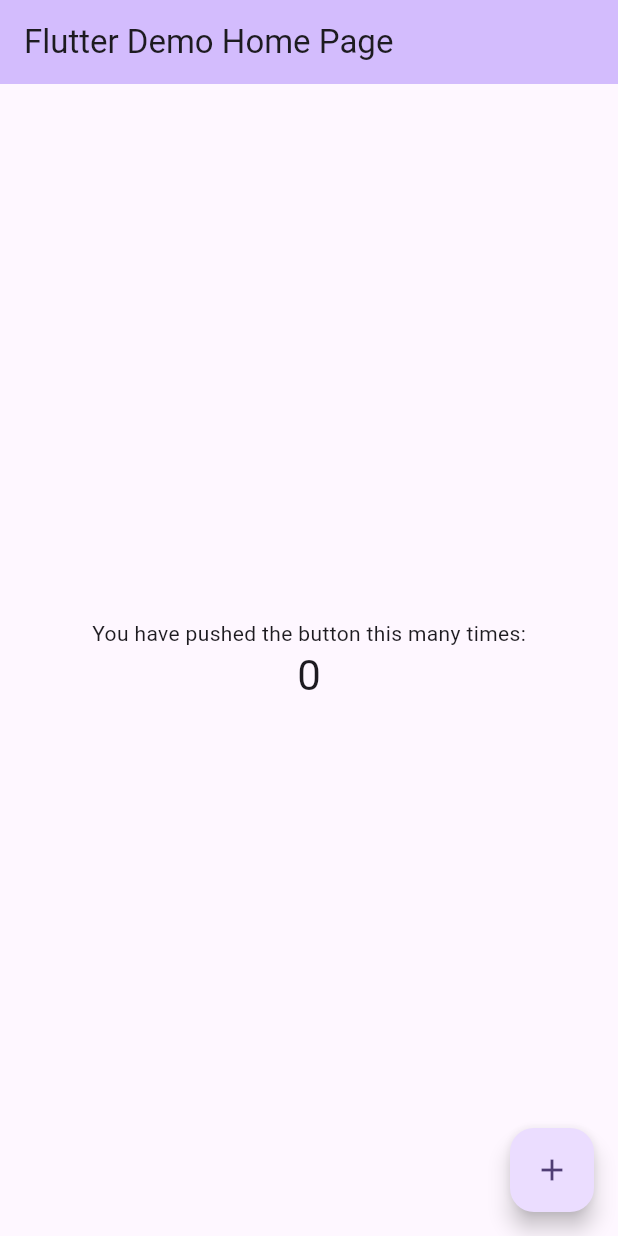
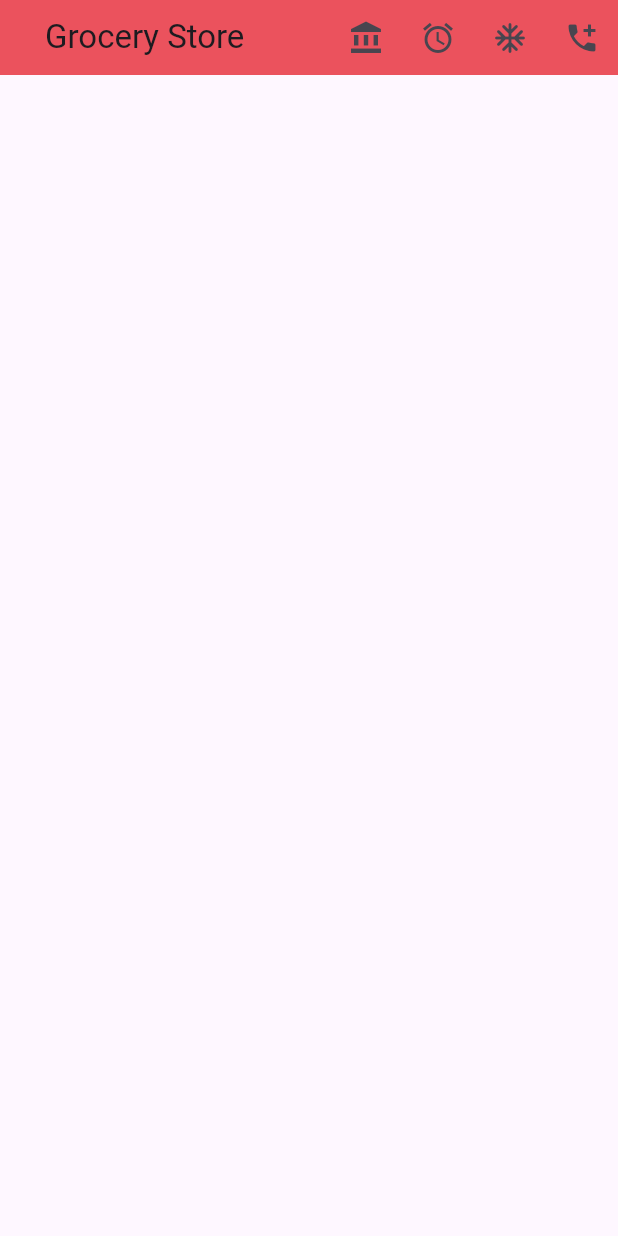
Before and after one commit to ekas-7/Flutter_start, a Flutter app: the screen it shows after launch, on a phone screen of 412 x 824 dp. Run offline on Flutter 3.47's test engine with Material 3 defaults, Android fonts, the phone set to English and light mode, and no system bars.

Commit message:
yo flutter app bar

```diff
--- a/lib/main.dart
+++ b/lib/main.dart
@@ -1,122 +1,61 @@
 import 'package:flutter/material.dart';
 
 void main() {
-  runApp(const MyApp());
+  runApp(const MyApplication());
 }
 
-class MyApp extends StatelessWidget {
-  const MyApp({super.key});
+class MyApplication extends StatelessWidget {
+  const MyApplication({super.key});
 
-  // This widget is the root of your application.
   @override
   Widget build(BuildContext context) {
     return MaterialApp(
-      title: 'Flutter Demo',
-      theme: ThemeData(
-        // This is the theme of your application.
-        //
-        // TRY THIS: Try running your application with "flutter run". You'll see
-        // the application has a purple toolbar. Then, without quitting the app,
-        // try changing the seedColor in the colorScheme below to Colors.green
-        // and then invoke "hot reload" (save your changes or press the "hot
-        // reload" button in a Flutter-supported IDE, or press "r" if you used
-        // the command line to start the app).
-        //
-        // Notice that the counter didn't reset back to zero; the application
-        // state is not lost during the reload. To reset the state, use hot
-        // restart instead.
-        //
-        // This works for code too, not just values: Most code changes can be
-        // tested with just a hot reload.
-        colorScheme: ColorScheme.fromSeed(seedColor: Colors.deepPurple),
-      ),
-      home: const MyHomePage(title: 'Flutter Demo Home Page'),
+      theme: ThemeData(primarySwatch: Colors.lime),
+      darkTheme: ThemeData(primarySwatch: Colors.grey),
+      debugShowCheckedModeBanner: false,
+      home: const HomeActivity(),
     );
   }
 }
 
-class MyHomePage extends StatefulWidget {
-  const MyHomePage({super.key, required this.title});
+class HomeActivity extends StatelessWidget {
+  const HomeActivity({super.key});
 
-  // This widget is the home page of your application. It is stateful, meaning
-  // that it has a State object (defined below) that contains fields that affect
-  // how it looks.
-
-  // This class is the configuration for the state. It holds the values (in this
-  // case the title) provided by the parent (in this case the App widget) and
-  // used by the build method of the State. Fields in a Widget subclass are
-  // always marked "final".
-
-  final String title;
-
-  @override
-  State<MyHomePage> createState() => _MyHomePageState();
-}
-
-class _MyHomePageState extends State<MyHomePage> {
-  int _counter = 0;
-
-  void _incrementCounter() {
-    setState(() {
-      // This call to setState tells the Flutter framework that something has
-      // changed in this State, which causes it to rerun the build method below
-      // so that the display can reflect the updated values. If we changed
-      // _counter without calling setState(), then the build method would not be
-      // called again, and so nothing would appear to happen.
-      _counter++;
-    });
+  void myMessage(String message, BuildContext context) {
+    ScaffoldMessenger.of(context).showSnackBar(
+      SnackBar(content: Text(message)),
+    );
   }
 
   @override
   Widget build(BuildContext context) {
-    // This method is rerun every time setState is called, for instance as done
-    // by the _incrementCounter method above.
-    //
-    // The Flutter framework has been optimized to make rerunning build methods
-    // fast, so that you can just rebuild anything that needs updating rather
-    // than having to individually change instances of widgets.
     return Scaffold(
       appBar: AppBar(
-        // TRY THIS: Try changing the color here to a specific color (to
-        // Colors.amber, perhaps?) and trigger a hot reload to see the AppBar
-        // change color while the other colors stay the same.
-        backgroundColor: Theme.of(context).colorScheme.inversePrimary,
-        // Here we take the value from the MyHomePage object that was created by
-        // the App.build method, and use it to set our appbar title.
-        title: Text(widget.title),
+        title: const Text("Grocery Store"),
+        backgroundColor: Colors.redAccent,
+        titleSpacing: 30,
+        toolbarHeight: 50,
+        toolbarOpacity: 1,
+        elevation: 10,
+        actions: [
+          IconButton(
+            onPressed: () => myMessage("This is the home Icon", context),
+            icon: const Icon(Icons.account_balance),
+          ),
+          IconButton(
+            onPressed: () => myMessage("Yo ekas", context),
+            icon: const Icon(Icons.access_alarm_outlined),
+          ),
+          IconButton(
+            onPressed: () => myMessage("Yo agam", context),
+            icon: const Icon(Icons.ac_unit_rounded),
+          ),
+          IconButton(
+            onPressed: () => myMessage("Yo ekas 2", context),
+            icon: const Icon(Icons.add_call),
+          ),
+        ],
       ),
-      body: Center(
-        // Center is a layout widget. It takes a single child and positions it
-        // in the middle of the parent.
-        child: Column(
-          // Column is also a layout widget. It takes a list of children and
-          // arranges them vertically. By default, it sizes itself to fit its
-          // children horizontally, and tries to be as tall as its parent.
-          //
-          // Column has various properties to control how it sizes itself and
-          // how it positions its children. Here we use mainAxisAlignment to
-          // center the children vertically; the main axis here is the vertical
-          // axis because Columns are vertical (the cross axis would be
-          // horizontal).
-          //
-          // TRY THIS: Invoke "debug painting" (choose the "Toggle Debug Paint"
-          // action in the IDE, or press "p" in the console), to see the
-          // wireframe for each widget.
-          mainAxisAlignment: MainAxisAlignment.center,
-          children: <Widget>[
-            const Text('You have pushed the button this many times:'),
-            Text(
-              '$_counter',
-              style: Theme.of(context).textTheme.headlineMedium,
-            ),
-          ],
-        ),
-      ),
-      floatingActionButton: FloatingActionButton(
-        onPressed: _incrementCounter,
-        tooltip: 'Increment',
-        child: const Icon(Icons.add),
-      ), // This trailing comma makes auto-formatting nicer for build methods.
     );
   }
 }
```
